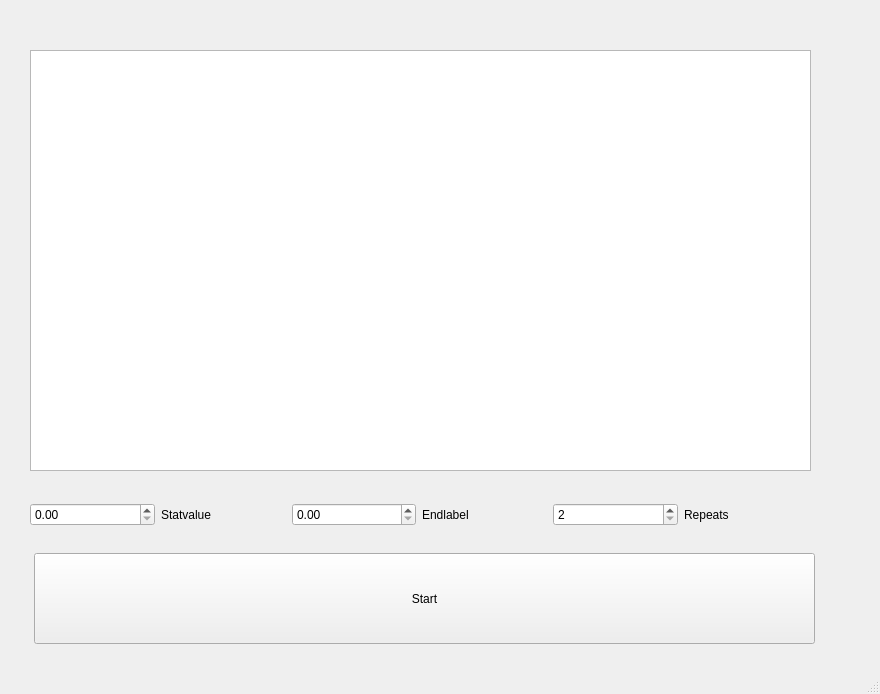
The window that src/pythondaq/mainwindow.ui (MartijnLaarhoven/pythondaq) describes before a commit, drawn with Qt 5.
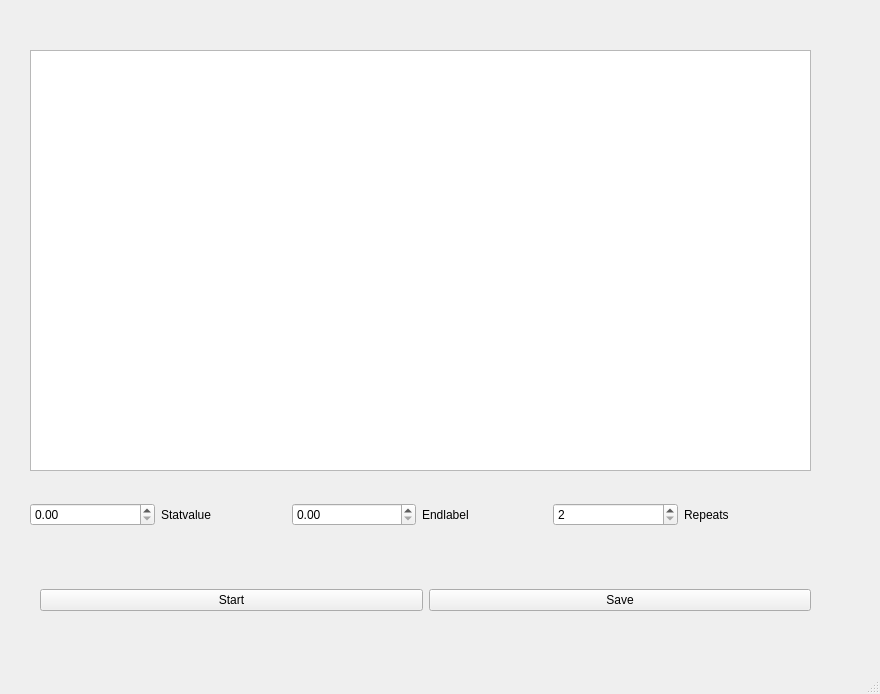
The same window after the commit. Custom widgets are drawn as their Qt base class.

Commit message:
making the save option
the making of the save option (it doesn't work yet)

What changed in the file:
```diff
--- a/src/pythondaq/mainwindow.ui
+++ b/src/pythondaq/mainwindow.ui
@@ -96,18 +96,31 @@
      </item>
     </layout>
    </widget>
-   <widget class="QPushButton" name="Startbutton">
+   <widget class="QWidget" name="horizontalLayoutWidget">
     <property name="geometry">
      <rect>
-      <x>34</x>
-      <y>553</y>
-      <width>781</width>
-      <height>91</height>
+      <x>40</x>
+      <y>560</y>
+      <width>771</width>
+      <height>80</height>
      </rect>
     </property>
+    <layout class="QHBoxLayout" name="horizontalLayout">
+     <item>
+      <widget class="QPushButton" name="Startbutton">
     <property name="text">
      <string>Start</string>
     </property>
+      </widget>
+     </item>
+     <item>
+      <widget class="QPushButton" name="SaveButton">
+       <property name="text">
+        <string>Save</string>
+       </property>
+      </widget>
+     </item>
+    </layout>
    </widget>
   </widget>
   <widget class="QMenuBar" name="menubar">
```
Lines whose indentation alone changed are shown as unchanged. The commit also changes 2 other files.
